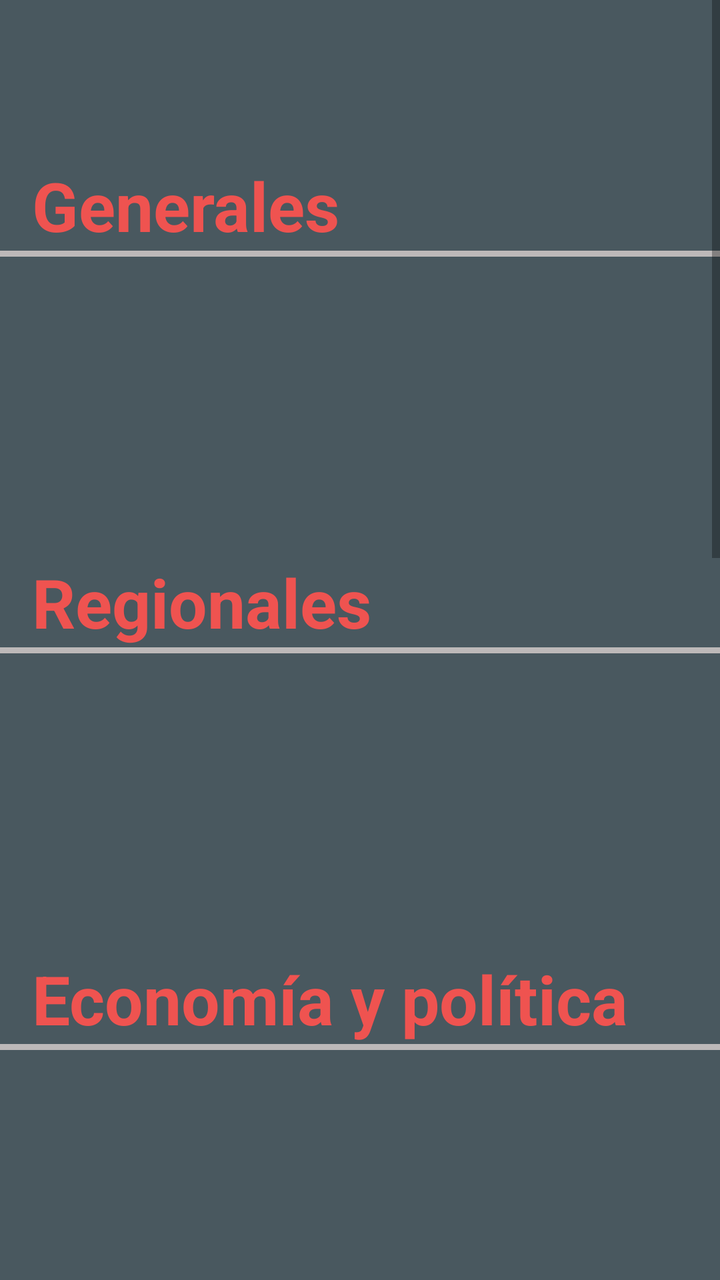
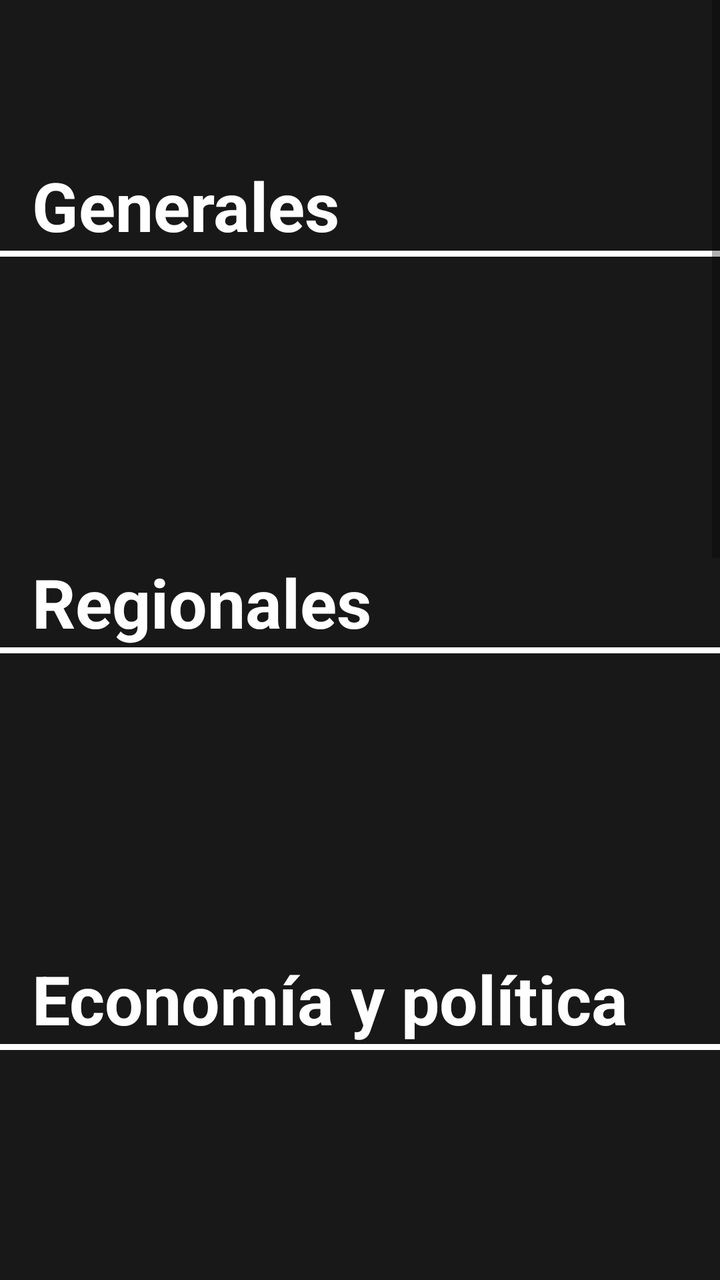

Before-and-after screenshots of an Android layout around one commit, followed by the original layout XML and the change that was made.
<!-- AndroidManifest.xml: application theme AppTheme -->
<!-- res/layout/fragment_diarios.xml -->
<?xml version="1.0" encoding="utf-8"?>
<androidx.coordinatorlayout.widget.CoordinatorLayout xmlns:android="http://schemas.android.com/apk/res/android"
    android:layout_width="match_parent"
    android:layout_height="match_parent"
    xmlns:tools="http://schemas.android.com/tools"
    android:orientation="vertical"
    android:background="@color/blue_grey_800_overlay"
    tools:context=".ui.diarios.ActividadDiarios">

    <ScrollView
        android:layout_width="match_parent"
        android:layout_height="match_parent"
        android:fillViewport="true">

        <LinearLayout
            android:layout_marginTop="80dp"
            android:layout_width="match_parent"
            android:layout_height="wrap_content"
            android:orientation="vertical">

            <TextView
                android:layout_width="wrap_content"
                android:layout_height="wrap_content"
                android:layout_marginLeft="16.0sp"
                android:layout_marginRight="16.0sp"
                android:text="@string/generales"
                android:textColor="@color/red_400"
                android:textSize="34.0sp"
                android:textStyle="bold" />

            <View
                android:layout_width="fill_parent"
                android:layout_height="3.0dip"
                android:background="#BDB9B9"/>

            <androidx.recyclerview.widget.RecyclerView
                android:id="@+id/recyclerviewGenerales"
                android:layout_width="wrap_content"
                android:layout_height="110dp"
                android:layout_marginTop="20.0dip"
                android:layout_marginBottom="20.0dip"
                android:background="@color/overlay_light_90"
                android:orientation="horizontal" />

            <TextView
                android:layout_width="wrap_content"
                android:layout_height="wrap_content"
                android:layout_marginLeft="16.0sp"
                android:layout_marginRight="16.0sp"
                android:text="@string/regionales"
                android:textColor="@color/red_400"
                android:textSize="34.0sp"
                android:textStyle="bold" />

            <View
                android:layout_width="fill_parent"
                android:layout_height="3.0dip"
                android:background="#BDB9B9"/>

            <androidx.recyclerview.widget.RecyclerView
                android:id="@+id/recyclerviewRegionales"
                android:layout_width="wrap_content"
                android:layout_height="110dp"
                android:layout_marginTop="20.0dip"
                android:layout_marginBottom="20.0dip"
                android:background="@color/overlay_light_90"
                android:orientation="horizontal" />

            <TextView
                android:layout_width="wrap_content"
                android:layout_height="wrap_content"
                android:layout_marginLeft="16.0sp"
                android:layout_marginRight="16.0sp"
                android:text="@string/economia"
                android:textColor="@color/red_400"
                android:textSize="34.0sp"
                android:textStyle="bold" />

            <View
                android:layout_width="fill_parent"
                android:layout_height="3.0dip"
                android:background="#BDB9B9"/>

            <androidx.recyclerview.widget.RecyclerView
                android:id="@+id/recyclerviewEconomia"
                android:layout_width="wrap_content"
                android:layout_height="110dp"
                android:layout_marginTop="20.0dip"
                android:layout_marginBottom="20.0dip"
                android:background="@color/overlay_light_90"
                android:orientation="horizontal" />

            <TextView
                android:layout_width="wrap_content"
                android:layout_height="wrap_content"
                android:layout_marginLeft="16.0sp"
                android:layout_marginRight="16.0sp"
                android:text="@string/deportes"
                android:textColor="@color/red_400"
                android:textSize="34.0sp"
                android:textStyle="bold" />

            <View
                android:layout_width="fill_parent"
                android:layout_height="3.0dip"
                android:background="#BDB9B9"/>

            <androidx.recyclerview.widget.RecyclerView
                android:id="@+id/recyclerviewDeportes"
                android:layout_width="wrap_content"
                android:layout_height="110dp"
                android:layout_marginTop="20.0dip"
                android:layout_marginBottom="20.0dip"
                android:background="@color/overlay_light_90"
                android:orientation="horizontal" />

            <TextView
                android:layout_width="wrap_content"
                android:layout_height="wrap_content"
                android:layout_marginLeft="16.0sp"
                android:layout_marginRight="16.0sp"
                android:text="@string/tecnologia"
                android:textColor="@color/red_400"
                android:textSize="34.0sp"
                android:textStyle="bold" />

            <View
                android:layout_width="fill_parent"
                android:layout_height="3.0dip"
                android:background="#BDB9B9"/>

            <androidx.recyclerview.widget.RecyclerView
                android:id="@+id/recyclerviewTecnologia"
                android:layout_width="wrap_content"
                android:layout_height="110dp"
                android:layout_marginTop="20.0dip"
                android:layout_marginBottom="20.0dip"
                android:background="@color/overlay_light_90"
                android:orientation="horizontal" />

            <TextView
                android:layout_width="wrap_content"
                android:layout_height="wrap_content"
                android:layout_marginLeft="16.0sp"
                android:layout_marginRight="16.0sp"
                android:text="@string/celebridades"
                android:textColor="@color/red_400"
                android:textSize="34.0sp"
                android:textStyle="bold" />

            <View
                android:layout_width="fill_parent"
                android:layout_height="3.0dip"
                android:background="#BDB9B9"/>

            <androidx.recyclerview.widget.RecyclerView
                android:id="@+id/recyclerviewCelebridades"
                android:layout_width="wrap_content"
                android:layout_height="110dp"
                android:layout_marginTop="20.0dip"
                android:layout_marginBottom="20.0dip"
                android:background="@color/overlay_light_90"
                android:orientation="horizontal" />

            <TextView
                android:layout_width="wrap_content"
                android:layout_height="wrap_content"
                android:layout_marginLeft="16.0sp"
                android:layout_marginRight="16.0sp"
                android:text="@string/moda"
                android:textColor="@color/red_400"
                android:textSize="34.0sp"
                android:textStyle="bold" />

            <View
                android:layout_width="fill_parent"
                android:layout_height="3.0dip"
                android:background="#BDB9B9"/>

            <androidx.recyclerview.widget.RecyclerView
                android:id="@+id/recyclerviewModa"
                android:layout_width="wrap_content"
                android:layout_height="110dp"
                android:layout_marginTop="20.0dip"
                android:layout_marginBottom="20.0dip"
                android:background="@color/overlay_light_90"
                android:orientation="horizontal" />


        </LinearLayout>
    </ScrollView>
</androidx.coordinatorlayout.widget.CoordinatorLayout>
<!-- resources referenced by this layout -->
<resources>
  <color name="blue_grey_800_overlay">#E637474F</color>
  <color name="overlay_light_90">#E6FFFFFF</color>
  <color name="red_400">#EF5350</color>
  <string name="celebridades"><h1>Celebridades</h1></string>
  <string name="deportes"><h1>Deportes</h1></string>
  <string name="economia"><h1>Economía y política</h1></string>
  <string name="generales"><h1>Generales</h1></string>
  <string name="moda"><h1>Moda</h1></string>
  <string name="regionales"><h1>Regionales</h1></string>
  <string name="tecnologia"><h1>Tecnología</h1></string>
  <style name="AppTheme" parent="Theme.AppCompat.Light.DarkActionBar">
          
          <item name="colorPrimary">@color/colorPrimary</item>
          <item name="colorPrimaryDark">@color/colorPrimaryDark</item>
          <item name="colorAccent">@color/colorAccent</item>
          <item name="windowActionBar">false</item>
          <item name="windowNoTitle">true</item>
      </style>
  <color name="colorPrimary">#1976D2</color>
  <color name="colorPrimaryDark">#1565C0</color>
  <color name="colorAccent">#FF4081</color>
</resources>

<!-- the commit's change to res/layout/fragment_diarios.xml (unified diff, before → after) -->
@@ -4,7 +4,7 @@
     android:layout_height="match_parent"
     xmlns:tools="http://schemas.android.com/tools"
     android:orientation="vertical"
-    android:background="@color/blue_grey_800_overlay"
+    android:background="@color/overlay_dark_90"
     tools:context=".ui.diarios.ActividadDiarios">
 
     <ScrollView
@@ -24,14 +24,14 @@
                 android:layout_marginLeft="16.0sp"
                 android:layout_marginRight="16.0sp"
                 android:text="@string/generales"
-                android:textColor="@color/red_400"
+                android:textColor="#FFFFFF"
                 android:textSize="34.0sp"
                 android:textStyle="bold" />
 
             <View
                 android:layout_width="fill_parent"
                 android:layout_height="3.0dip"
-                android:background="#BDB9B9"/>
+                android:background="#FFFFFF"/>
 
             <androidx.recyclerview.widget.RecyclerView
                 android:id="@+id/recyclerviewGenerales"
@@ -39,7 +39,7 @@
                 android:layout_height="110dp"
                 android:layout_marginTop="20.0dip"
                 android:layout_marginBottom="20.0dip"
-                android:background="@color/overlay_light_90"
+                android:background="@color/overlay_dark_90"
                 android:orientation="horizontal" />
 
             <TextView
@@ -48,14 +48,14 @@
                 android:layout_marginLeft="16.0sp"
                 android:layout_marginRight="16.0sp"
                 android:text="@string/regionales"
-                android:textColor="@color/red_400"
+                android:textColor="#FFFFFF"
                 android:textSize="34.0sp"
                 android:textStyle="bold" />
 
             <View
                 android:layout_width="fill_parent"
                 android:layout_height="3.0dip"
-                android:background="#BDB9B9"/>
+                android:background="#FFFFFF"/>
 
             <androidx.recyclerview.widget.RecyclerView
                 android:id="@+id/recyclerviewRegionales"
@@ -63,7 +63,7 @@
                 android:layout_height="110dp"
                 android:layout_marginTop="20.0dip"
                 android:layout_marginBottom="20.0dip"
-                android:background="@color/overlay_light_90"
+                android:background="@color/overlay_dark_90"
                 android:orientation="horizontal" />
 
             <TextView
@@ -72,14 +72,14 @@
                 android:layout_marginLeft="16.0sp"
                 android:layout_marginRight="16.0sp"
                 android:text="@string/economia"
-                android:textColor="@color/red_400"
+                android:textColor="#FFFFFF"
                 android:textSize="34.0sp"
                 android:textStyle="bold" />
 
             <View
                 android:layout_width="fill_parent"
                 android:layout_height="3.0dip"
-                android:background="#BDB9B9"/>
+                android:background="#FFFFFF"/>
 
             <androidx.recyclerview.widget.RecyclerView
                 android:id="@+id/recyclerviewEconomia"
@@ -87,7 +87,7 @@
                 android:layout_height="110dp"
                 android:layout_marginTop="20.0dip"
                 android:layout_marginBottom="20.0dip"
-                android:background="@color/overlay_light_90"
+                android:background="@color/overlay_dark_90"
                 android:orientation="horizontal" />
 
             <TextView
@@ -96,14 +96,14 @@
                 android:layout_marginLeft="16.0sp"
                 android:layout_marginRight="16.0sp"
                 android:text="@string/deportes"
-                android:textColor="@color/red_400"
+                android:textColor="#FFFFFF"
                 android:textSize="34.0sp"
                 android:textStyle="bold" />
 
             <View
                 android:layout_width="fill_parent"
                 android:layout_height="3.0dip"
-                android:background="#BDB9B9"/>
+                android:background="#FFFFFF"/>
 
             <androidx.recyclerview.widget.RecyclerView
                 android:id="@+id/recyclerviewDeportes"
@@ -111,7 +111,7 @@
                 android:layout_height="110dp"
                 android:layout_marginTop="20.0dip"
                 android:layout_marginBottom="20.0dip"
-                android:background="@color/overlay_light_90"
+                android:background="@color/overlay_dark_90"
                 android:orientation="horizontal" />
 
             <TextView
@@ -120,14 +120,14 @@
                 android:layout_marginLeft="16.0sp"
                 android:layout_marginRight="16.0sp"
                 android:text="@string/tecnologia"
-                android:textColor="@color/red_400"
+                android:textColor="#FFFFFF"
                 android:textSize="34.0sp"
                 android:textStyle="bold" />
 
             <View
                 android:layout_width="fill_parent"
                 android:layout_height="3.0dip"
-                android:background="#BDB9B9"/>
+                android:background="#FFFFFF"/>
 
             <androidx.recyclerview.widget.RecyclerView
                 android:id="@+id/recyclerviewTecnologia"
@@ -135,7 +135,7 @@
                 android:layout_height="110dp"
                 android:layout_marginTop="20.0dip"
                 android:layout_marginBottom="20.0dip"
-                android:background="@color/overlay_light_90"
+                android:background="@color/overlay_dark_90"
                 android:orientation="horizontal" />
 
             <TextView
@@ -144,14 +144,14 @@
                 android:layout_marginLeft="16.0sp"
                 android:layout_marginRight="16.0sp"
                 android:text="@string/celebridades"
-                android:textColor="@color/red_400"
+                android:textColor="#FFFFFF"
                 android:textSize="34.0sp"
                 android:textStyle="bold" />
 
             <View
                 android:layout_width="fill_parent"
                 android:layout_height="3.0dip"
-                android:background="#BDB9B9"/>
+                android:background="#FFFFFF"/>
 
             <androidx.recyclerview.widget.RecyclerView
                 android:id="@+id/recyclerviewCelebridades"
@@ -159,7 +159,7 @@
                 android:layout_height="110dp"
                 android:layout_marginTop="20.0dip"
                 android:layout_marginBottom="20.0dip"
-                android:background="@color/overlay_light_90"
+                android:background="@color/overlay_dark_90"
                 android:orientation="horizontal" />
 
             <TextView
@@ -168,14 +168,14 @@
                 android:layout_marginLeft="16.0sp"
                 android:layout_marginRight="16.0sp"
                 android:text="@string/moda"
-                android:textColor="@color/red_400"
+                android:textColor="#FFFFFF"
                 android:textSize="34.0sp"
                 android:textStyle="bold" />
 
             <View
                 android:layout_width="fill_parent"
                 android:layout_height="3.0dip"
-                android:background="#BDB9B9"/>
+                android:background="#FFFFFF"/>
 
             <androidx.recyclerview.widget.RecyclerView
                 android:id="@+id/recyclerviewModa"
@@ -183,7 +183,7 @@
                 android:layout_height="110dp"
                 android:layout_marginTop="20.0dip"
                 android:layout_marginBottom="20.0dip"
-                android:background="@color/overlay_light_90"
+                android:background="@color/overlay_dark_90"
                 android:orientation="horizontal" />
 
 
<!-- resource entries referenced after the edit -->
@@ -1,8 +1,6 @@
 <!-- resources referenced by this layout -->
 <resources>
-  <color name="blue_grey_800_overlay">#E637474F</color>
-  <color name="overlay_light_90">#E6FFFFFF</color>
-  <color name="red_400">#EF5350</color>
+  <color name="overlay_dark_90">#E6000000</color>
   <string name="celebridades"><h1>Celebridades</h1></string>
   <string name="deportes"><h1>Deportes</h1></string>
   <string name="economia"><h1>Economía y política</h1></string>
